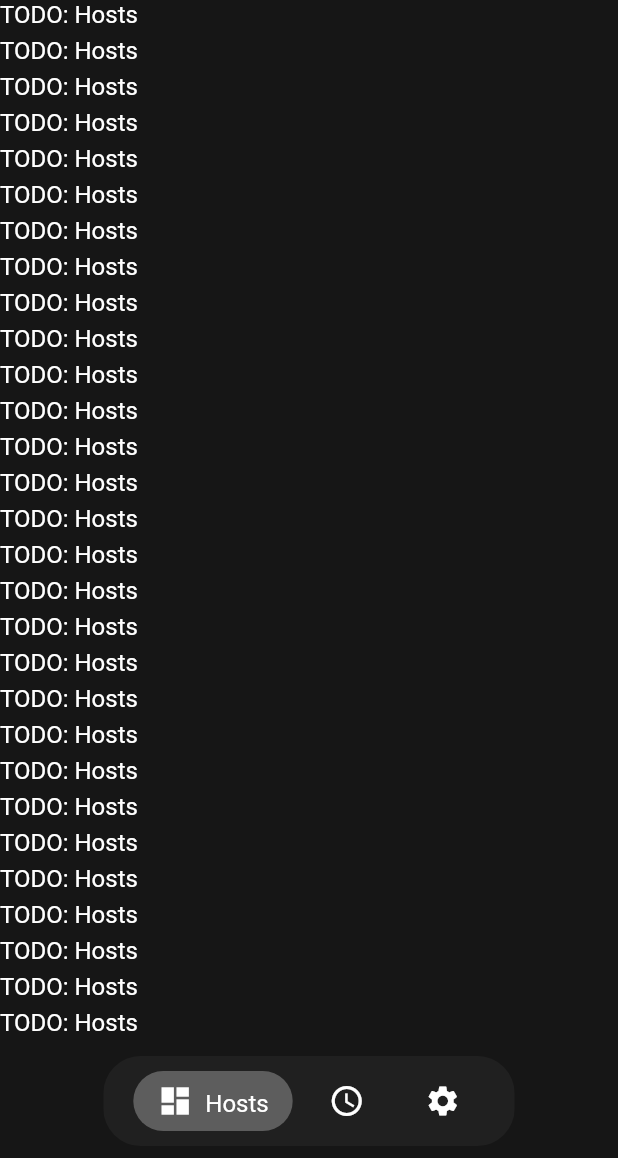
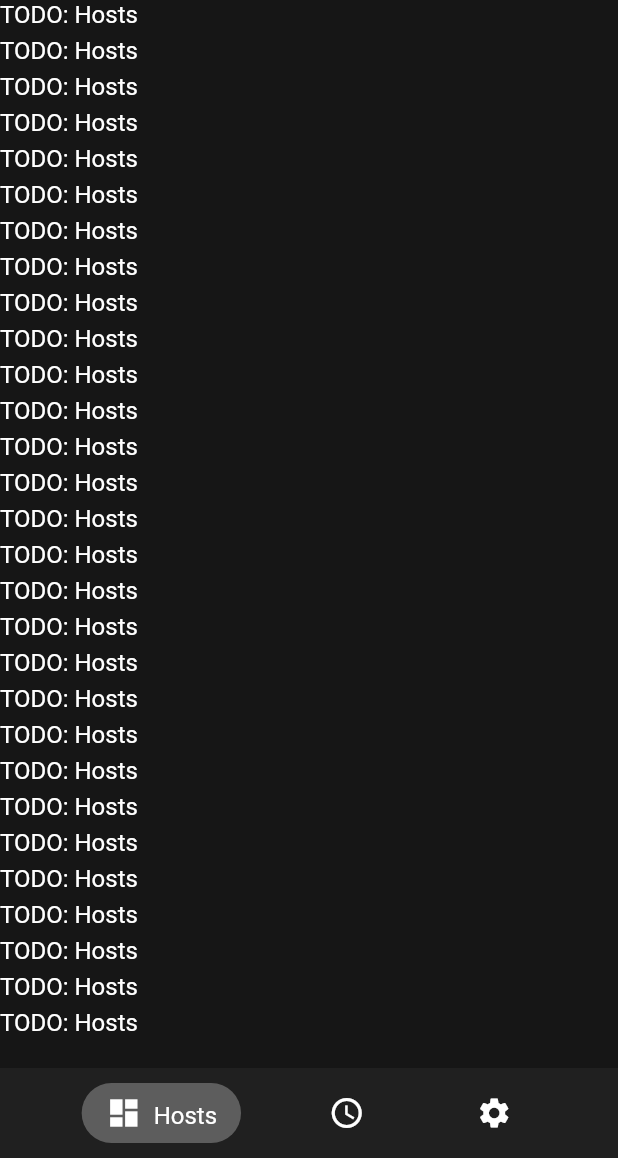
Before and after one commit to cliq-terminal/cliq, a Flutter app: the screen it shows after launch, on a phone screen of 412 x 824 dp, the part 78-1236 px from its top. Run offline on Flutter 3.47's test engine with Material 3 defaults, Android fonts, the phone set to English and light mode, and no system bars; our stand-ins replace flutter_hooks, go_router, hooks_riverpod, shared_preferences; missing offline and left inert: dartssh2.

Commit message:
Started working on implementing breakpoints

```diff
--- a/frontend/lib/routing/ui/navbar_shell.dart
+++ b/frontend/lib/routing/ui/navbar_shell.dart
@@ -28,20 +28,11 @@ class ScaffoldNavBarShellState extends ConsumerState<NavigationShell> {
 
   @override
   Widget build(BuildContext context) {
-    // final theme = ref.watch(themeProvider);
+    final breakpoints = context.theme.breakpoints;
+    final width = MediaQuery.sizeOf(context).width;
 
-    // final isMobile = context.isMobile;
-    final isMobile = true;
-    final Widget shell =
-        kIsWeb
-            ? SelectionArea(child: widget.navigationShell)
-            : widget.navigationShell;
-    return CliqScaffold(
-        extendBehindAppBar: true,
-        body:
-            isMobile
-                ? shell
-                : Row(
+    buildNavigationRail() {
+      return Row(
         children: [
           StatefulBuilder(
             builder: (context, setState) {
@@ -58,17 +49,29 @@ class ScaffoldNavBarShellState extends ConsumerState<NavigationShell> {
                 },
                 child: AppNavigationRail(
                   destinations: _getDestinations(),
-                            // extended: context.isWidescreen || _isHovered,
-                            extended: true,
+                  extended: width > breakpoints.md || _isHovered,
                   onDestinationSelected: (index) => goToBranch(index),
                   selectedIndex: widget.navigationShell.currentIndex,
                 ),
               );
             },
           ),
-                    Expanded(child: Container(child: shell)),
+          Expanded(child: Container(child: widget.navigationShell)),
         ],
-                ),
+      );
+    }
+
+    buildNavigationBar() {
+      return AppNavigationBar(
+        onDestinationSelected: (index) => goToBranch(index),
+        selectedIndex: widget.navigationShell.currentIndex,
+        destinations: _getDestinations(),
+      );
+    }
+
+    return CliqScaffold(
+        extendBehindAppBar: true,
+        body: width < breakpoints.sm ? widget.navigationShell : buildNavigationRail(),
         header: CliqAppBar(
           title: Text('Test'),
           right: [
@@ -76,14 +79,7 @@ class ScaffoldNavBarShellState extends ConsumerState<NavigationShell> {
             CliqIconButton(icon: Icon(Icons.settings))
           ],
         ),
-        footer:
-            isMobile
-                ? AppNavigationBar(
-                  onDestinationSelected: (index) => goToBranch(index),
-                  selectedIndex: widget.navigationShell.currentIndex,
-                  destinations: _getDestinations(),
-                )
-                : null,
+        footer: width < breakpoints.sm ? buildNavigationBar() : null,
     );
   }
 
--- a/frontend/packages/cliq_ui/lib/src/theme/breakpoints.dart
+++ b/frontend/packages/cliq_ui/lib/src/theme/breakpoints.dart
@@ -0,0 +1,15 @@
+final class CliqBreakpoints {
+  final double sm;
+  final double md;
+  final double lg;
+  final double xl;
+  final double xxl;
+
+  const CliqBreakpoints({
+    this.sm = 576,
+    this.md = 768,
+    this.lg = 992,
+    this.xl = 1200,
+    this.xxl = 1400,
+  });
+}
--- a/frontend/packages/cliq_ui/lib/src/theme/theme_data.dart
+++ b/frontend/packages/cliq_ui/lib/src/theme/theme_data.dart
@@ -2,6 +2,7 @@ import 'package:cliq_ui/cliq_ui.dart';
 import 'package:cliq_ui/src/widgets/blur_background.dart';
 
 final class CliqThemeData {
+  final CliqBreakpoints breakpoints;
   final CliqColorScheme colorScheme;
   final CliqTypography typography;
   final CliqStyle style;
@@ -13,6 +14,7 @@ final class CliqThemeData {
   final CliqScaffoldStyle scaffoldStyle;
 
   const CliqThemeData({
+    required this.breakpoints,
     required this.colorScheme,
     this.typography = const CliqTypography(),
     required this.style,
@@ -25,6 +27,7 @@ final class CliqThemeData {
 
   factory CliqThemeData.inherit({
     required CliqColorScheme colorScheme,
+    CliqBreakpoints? breakpoints,
     CliqTypography? typography,
     CliqStyle? style,
   }) {
@@ -32,11 +35,12 @@ final class CliqThemeData {
     style ??=
         CliqStyle.inherit(colorScheme: colorScheme, typography: typography);
     return CliqThemeData(
+      breakpoints: breakpoints ?? const CliqBreakpoints(),
       colorScheme: colorScheme,
       typography: typography,
       style: style,
       bottomNavigationBarStyle:
-      CliqBottomNavigationBarStyle.inherit(style: style, colorScheme: colorScheme),
+      CliqBottomNavigationBarStyle.inherit(colorScheme: colorScheme),
       appBarStyle: CliqAppBarStyle.inherit(style: style, colorScheme: colorScheme),
       blurBackgroundStyle: CliqBlurBackgroundStyle.inherit(style: style, colorScheme: colorScheme),
       iconButtonStyle: CliqIconButtonStyle.inherit(style: style, colorScheme: colorScheme),
--- a/frontend/packages/cliq_ui/lib/src/widgets/blur_background.dart
+++ b/frontend/packages/cliq_ui/lib/src/widgets/blur_background.dart
@@ -5,16 +5,17 @@ import 'package:flutter/cupertino.dart';
 
 class CliqBlurBackground extends StatelessWidget {
   final Widget? child;
+  final BorderRadiusGeometry? borderRadius;
   final CliqBlurBackgroundStyle? style;
 
-  const CliqBlurBackground({super.key, this.child, this.style});
+  const CliqBlurBackground({super.key, this.child, this.borderRadius, this.style});
 
   @override
   Widget build(BuildContext context) {
     final style = this.style ?? context.theme.blurBackgroundStyle;
 
     return ClipRRect(
-      borderRadius: style.borderRadius,
+      borderRadius: borderRadius ?? style.borderRadius,
       child: BackdropFilter(
         filter: ImageFilter.blur(sigmaX: style.blur, sigmaY: style.blur),
         child: ColoredBox(color: style.color, child: child),
--- a/frontend/packages/cliq_ui/lib/src/widgets/bottom_navigation_bar/bottom_navigation_bar.dart
+++ b/frontend/packages/cliq_ui/lib/src/widgets/bottom_navigation_bar/bottom_navigation_bar.dart
@@ -56,12 +56,12 @@ class CliqBottomNavigationBar extends StatelessWidget {
       );
     }
 
-    return Padding(
-      padding: EdgeInsets.only(bottom: style.bottomPadding),
-      child: Row(
-        mainAxisAlignment: MainAxisAlignment.center,
-        children: [
-          CliqBlurBackground(
+    return Row(
+      mainAxisAlignment: MainAxisAlignment.center,
+      children: [
+        Expanded(
+          child: CliqBlurBackground(
+            borderRadius: BorderRadius.zero,
             child: Padding(
               padding: const EdgeInsets.symmetric(vertical: 10, horizontal: 20),
               child: DefaultTextStyle(
@@ -77,8 +77,8 @@ class CliqBottomNavigationBar extends StatelessWidget {
               ),
             ),
           ),
-        ],
-      ),
+        ),
+      ],
     );
   }
 }
@@ -88,18 +88,15 @@ final class CliqBottomNavigationBarStyle {
   final Color textColor;
   final IconThemeData iconStyle;
   final IconThemeData selectedIconStyle;
-  final double bottomPadding;
 
   const CliqBottomNavigationBarStyle({
     required this.color,
     required this.textColor,
     required this.iconStyle,
     required this.selectedIconStyle,
-    required this.bottomPadding,
   });
 
   factory CliqBottomNavigationBarStyle.inherit({
-    required CliqStyle style,
     required CliqColorScheme colorScheme,
   }) {
     return CliqBottomNavigationBarStyle(
@@ -113,7 +110,6 @@ final class CliqBottomNavigationBarStyle {
         color: colorScheme.onSecondaryBackground,
         size: 24,
       ),
-      bottomPadding: style.pagePadding.bottom,
     );
   }
 }
--- a/frontend/packages/cliq_ui/lib/theme.dart
+++ b/frontend/packages/cliq_ui/lib/theme.dart
@@ -1,5 +1,6 @@
 library pokedex_ui.theme;
 
+export 'src/theme/breakpoints.dart';
 export 'src/theme/color_scheme.dart';
 export 'src/theme/style.dart';
 export 'src/theme/theme.dart';
```
Also changed, not shown: frontend/lib/routing/ui/navigation_rail.dart (+35 -3 lines). Lines whose indentation alone changed are shown as unchanged.
